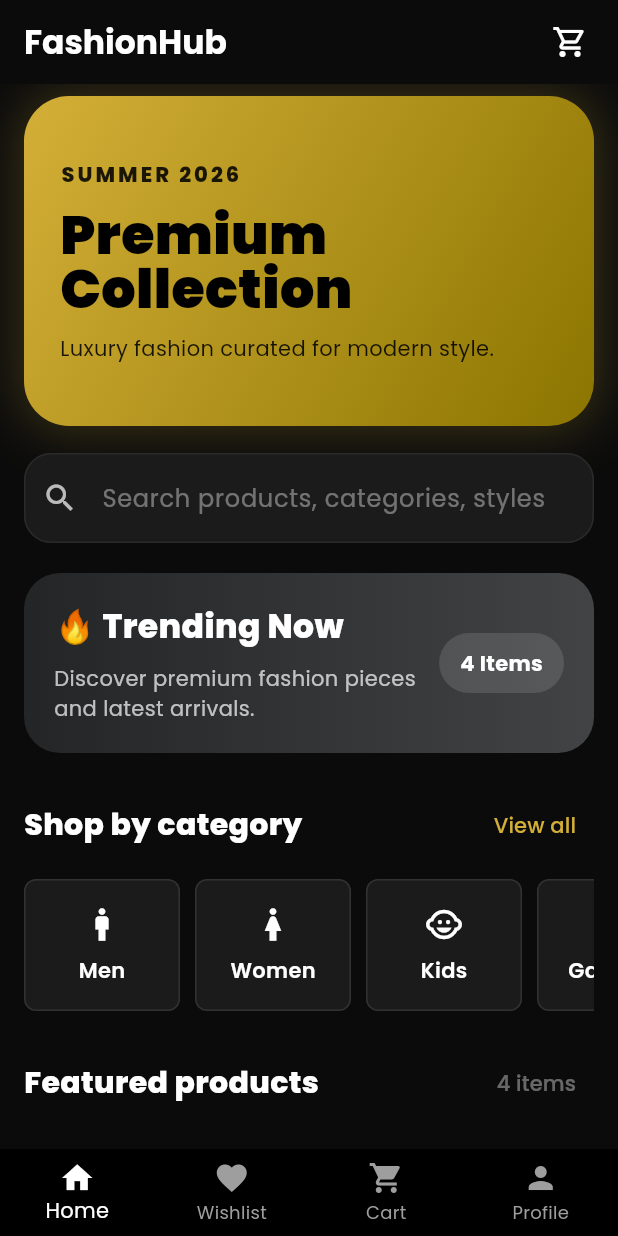
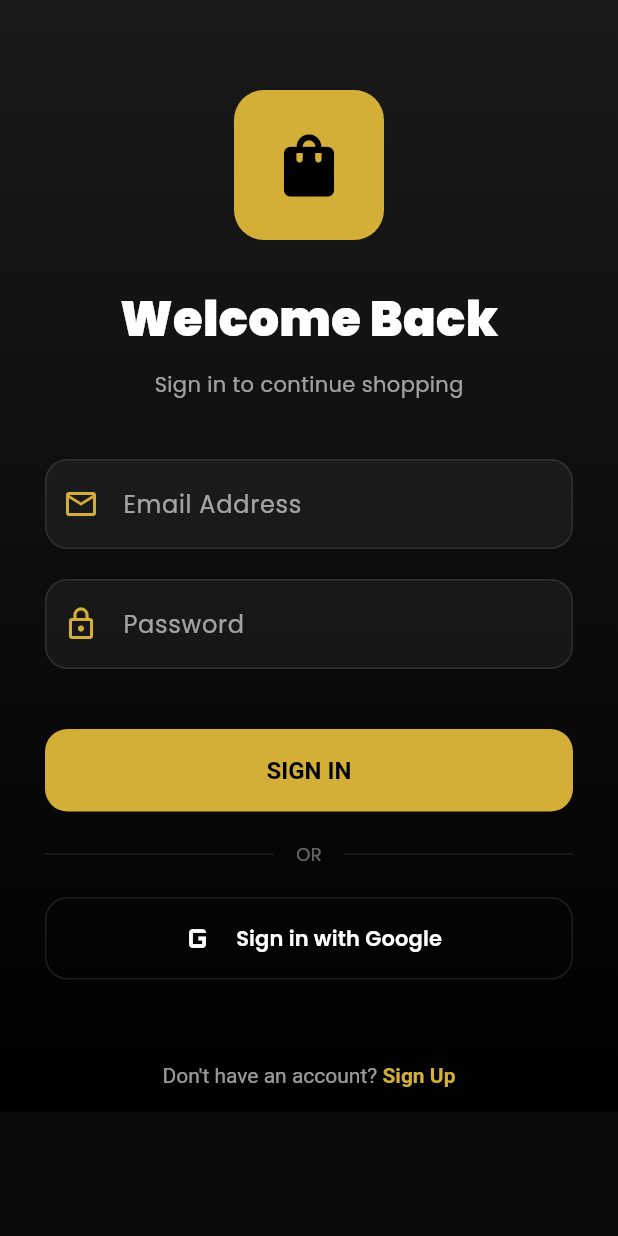
Before and after one commit to aviralMadhvan24/c2b-shopping-app, a Flutter app: the screen it shows after launch, on a phone screen of 412 x 824 dp. Run offline on Flutter 3.47's test engine with Material 3 defaults, Android fonts, the light colour scheme and no system bars; our stand-ins replace cloud_firestore, firebase_auth, firebase_core, google_fonts, google_sign_in; accounts and stored records are empty.

Commit message:
feat: implement core architecture and Firebase integration for product browsing and authentication

```diff
--- a/lib/main.dart
+++ b/lib/main.dart
@@ -7,6 +7,9 @@ import 'theme/app_theme.dart';
 import 'config/production_settings.dart';
 import 'repositories/app_repositories.dart';
 import 'screens/home_screen.dart';
+import 'screens/login_screen.dart';
+import 'data/product_seeder.dart';
+import 'package:firebase_auth/firebase_auth.dart';
 
 Future<void> main() async {
   WidgetsFlutterBinding.ensureInitialized();
@@ -15,6 +18,9 @@ Future<void> main() async {
     options: DefaultFirebaseOptions.currentPlatform,
   );
 
+  // Seed demo products if the database is empty
+  await ProductSeeder.seedProducts();
+
   debugPrint('=================================');
   debugPrint('Firebase Connected Successfully');
   debugPrint(
@@ -22,14 +28,14 @@ Future<void> main() async {
   );
   debugPrint('=================================');
 
-  runApp(const MyApp());
+  runApp(MyApp());
 }
 
 class MyApp extends StatelessWidget {
-  const MyApp({
+  MyApp({
     super.key,
-    this.repositories = const AppRepositories(),
-  });
+    AppRepositories? repositories,
+  }) : repositories = repositories ?? AppRepositories();
 
   final AppRepositories repositories;
 
@@ -45,8 +51,21 @@ class MyApp extends StatelessWidget {
         ),
       ),
 
-      home: HomeScreen(
-        repositories: repositories,
+      home: StreamBuilder<User?>(
+        stream: repositories.authRepository.authStateChanges,
+        builder: (context, snapshot) {
+          if (snapshot.connectionState == ConnectionState.waiting) {
+            return const Scaffold(
+              body: Center(child: CircularProgressIndicator()),
+            );
+          }
+
+          if (snapshot.hasData) {
+            return HomeScreen(repositories: repositories);
+          }
+
+          return LoginScreen(repositories: repositories);
+        },
       ),
     );
   }
--- a/lib/repositories/app_repositories.dart
+++ b/lib/repositories/app_repositories.dart
@@ -1,10 +1,14 @@
-import 'demo_product_repository.dart';
+import 'firebase_product_repository.dart';
 import 'product_repository.dart';
+import 'auth_repository.dart';
 
 class AppRepositories {
-  const AppRepositories({
-    this.productRepository = const DemoProductRepository(),
-  });
+  AppRepositories({
+    ProductRepository? productRepository,
+    AuthRepository? authRepository,
+  })  : productRepository = productRepository ?? FirebaseProductRepository(),
+        authRepository = authRepository ?? AuthRepository();
 
   final ProductRepository productRepository;
+  final AuthRepository authRepository;
 }
--- /dev/null
+++ b/lib/repositories/auth_repository.dart
@@ -0,0 +1,82 @@
+import 'package:firebase_auth/firebase_auth.dart';
+import 'package:google_sign_in/google_sign_in.dart';
+import 'package:cloud_firestore/cloud_firestore.dart';
+
+class AuthRepository {
+  final FirebaseAuth _auth;
+  final FirebaseFirestore _firestore;
+  final GoogleSignIn _googleSignIn;
+
+  AuthRepository({
+    FirebaseAuth? auth,
+    FirebaseFirestore? firestore,
+    GoogleSignIn? googleSignIn,
+  })  : _auth = auth ?? FirebaseAuth.instance,
+        _firestore = firestore ?? FirebaseFirestore.instance,
+        _googleSignIn = googleSignIn ?? GoogleSignIn();
+
+  Stream<User?> get authStateChanges => _auth.authStateChanges();
+
+  User? get currentUser => _auth.currentUser;
+
+  Future<UserCredential> signInWithEmail(String email, String password) async {
+    return await _auth.signInWithEmailAndPassword(
+      email: email,
+      password: password,
+    );
+  }
+
+  Future<UserCredential> signUpWithEmail(String email, String password, String name) async {
+    final credential = await _auth.createUserWithEmailAndPassword(
+      email: email,
+      password: password,
+    );
+
+    if (credential.user != null) {
+      await _createUserProfile(credential.user!, name);
+    }
+
+    return credential;
+  }
+
+  Future<UserCredential?> signInWithGoogle() async {
+    final GoogleSignInAccount? googleUser = await _googleSignIn.signIn();
+    if (googleUser == null) return null;
+
+    final GoogleSignInAuthentication googleAuth = await googleUser.authentication;
+    final AuthCredential credential = GoogleAuthProvider.credential(
+      accessToken: googleAuth.accessToken,
+      idToken: googleAuth.idToken,
+    );
+
+    final userCredential = await _auth.signInWithCredential(credential);
+
+    if (userCredential.user != null) {
+      // Check if profile exists, if not create it
+      final doc = await _firestore.collection('users').doc(userCredential.user!.uid).get();
+      if (!doc.exists) {
+        await _createUserProfile(userCredential.user!, googleUser.displayName ?? 'Google User');
+      }
+    }
+
+    return userCredential;
+  }
+
+  Future<void> _createUserProfile(User user, String name) async {
+    await _firestore.collection('users').doc(user.uid).set({
+      'uid': user.uid,
+      'name': name,
+      'email': user.email,
+      'phone': user.phoneNumber,
+      'createdAt': FieldValue.serverTimestamp(),
+      'defaultAddressId': null,
+    });
+  }
+
+  Future<void> signOut() async {
+    await Future.wait([
+      _auth.signOut(),
+      _googleSignIn.signOut(),
+    ]);
+  }
+}
--- /dev/null
+++ b/lib/screens/login_screen.dart
@@ -0,0 +1,258 @@
+import 'package:flutter/material.dart';
+import '../repositories/app_repositories.dart';
+import 'home_screen.dart';
+
+class LoginScreen extends StatefulWidget {
+  const LoginScreen({super.key, required this.repositories});
+
+  final AppRepositories repositories;
+
+  @override
+  State<LoginScreen> createState() => _LoginScreenState();
+}
+
+class _LoginScreenState extends State<LoginScreen> {
+  final _emailController = TextEditingController();
+  final _passwordController = TextEditingController();
+  final _nameController = TextEditingController();
+  final _formKey = GlobalKey<FormState>();
+
+  bool _isLogin = true;
+  bool _isLoading = false;
+
+  Future<void> _submit() async {
+    if (!_formKey.currentState!.validate()) return;
+
+    setState(() => _isLoading = true);
+
+    try {
+      if (_isLogin) {
+        await widget.repositories.authRepository.signInWithEmail(
+          _emailController.text.trim(),
+          _passwordController.text.trim(),
+        );
+      } else {
+        await widget.repositories.authRepository.signUpWithEmail(
+          _emailController.text.trim(),
+          _passwordController.text.trim(),
+          _nameController.text.trim(),
+        );
+      }
+
+      if (mounted) {
+        Navigator.pushReplacement(
+          context,
+          MaterialPageRoute(
+            builder: (_) => HomeScreen(repositories: widget.repositories),
+          ),
+        );
+      }
+    } catch (e) {
+      if (mounted) {
+        ScaffoldMessenger.of(context).showSnackBar(
+          SnackBar(content: Text(e.toString())),
+        );
+      }
+    } finally {
+      if (mounted) setState(() => _isLoading = false);
+    }
+  }
+
+  Future<void> _loginWithGoogle() async {
+    setState(() => _isLoading = true);
+    try {
+      final user = await widget.repositories.authRepository.signInWithGoogle();
+      if (user != null && mounted) {
+        Navigator.pushReplacement(
+          context,
+          MaterialPageRoute(
+            builder: (_) => HomeScreen(repositories: widget.repositories),
+          ),
+        );
+      }
+    } catch (e) {
+      if (mounted) {
+        ScaffoldMessenger.of(context).showSnackBar(
+          SnackBar(content: Text(e.toString())),
+        );
+      }
+    } finally {
+      if (mounted) setState(() => _isLoading = false);
+    }
+  }
+
+  @override
+  Widget build(BuildContext context) {
+    return Scaffold(
+      body: Container(
+        width: double.infinity,
+        decoration: const BoxDecoration(
+          gradient: LinearGradient(
+            begin: Alignment.topCenter,
+            end: Alignment.bottomCenter,
+            colors: [Color(0xFF1A1A1A), Color(0xFF000000)],
+          ),
+        ),
+        child: SafeArea(
+          child: SingleChildScrollView(
+            padding: const EdgeInsets.symmetric(horizontal: 30),
+            child: Form(
+              key: _formKey,
+              child: Column(
+                children: [
+                  const SizedBox(height: 60),
+                  // Logo Placeholder
+                  Container(
+                    height: 100,
+                    width: 100,
+                    decoration: BoxDecoration(
+                      color: const Color(0xFFD4AF37),
+                      borderRadius: BorderRadius.circular(20),
+                    ),
+                    child: const Icon(Icons.shopping_bag, size: 50, color: Colors.black),
+                  ),
+                  const SizedBox(height: 30),
+                  Text(
+                    _isLogin ? 'Welcome Back' : 'Create Account',
+                    style: const TextStyle(
+                      color: Colors.white,
+                      fontSize: 32,
+                      fontWeight: FontWeight.w900,
+                    ),
+                  ),
+                  const SizedBox(height: 10),
+                  Text(
+                    _isLogin ? 'Sign in to continue shopping' : 'Join our fashion community',
+                    style: const TextStyle(color: Colors.white60),
+                  ),
+                  const SizedBox(height: 40),
+                  if (!_isLogin)
+                    TextFormField(
+                      controller: _nameController,
+                      style: const TextStyle(color: Colors.white),
+                      decoration: _buildInputDecoration('Full Name', Icons.person_outline),
+                      validator: (v) => v!.isEmpty ? 'Please enter your name' : null,
+                    ),
+                  if (!_isLogin) const SizedBox(height: 20),
+                  TextFormField(
+                    controller: _emailController,
+                    style: const TextStyle(color: Colors.white),
+                    decoration: _buildInputDecoration('Email Address', Icons.email_outlined),
+                    validator: (v) => v!.isEmpty ? 'Please enter email' : null,
+                  ),
+                  const SizedBox(height: 20),
+                  TextFormField(
+                    controller: _passwordController,
+                    obscureText: true,
+                    style: const TextStyle(color: Colors.white),
+                    decoration: _buildInputDecoration('Password', Icons.lock_outline),
+                    validator: (v) => v!.length < 6 ? 'Password too short' : null,
+                  ),
+                  const SizedBox(height: 40),
+                  SizedBox(
+                    width: double.infinity,
+                    height: 55,
+                    child: ElevatedButton(
+                      onPressed: _isLoading ? null : _submit,
+                      style: ElevatedButton.styleFrom(
+                        backgroundColor: const Color(0xFFD4AF37),
+                        foregroundColor: Colors.black,
+                        shape: RoundedRectangleBorder(borderRadius: BorderRadius.circular(15)),
+                      ),
+                      child: _isLoading
+                          ? const CircularProgressIndicator(color: Colors.black)
+                          : Text(
+                              _isLogin ? 'SIGN IN' : 'SIGN UP',
+                              style: const TextStyle(fontWeight: FontWeight.bold, fontSize: 16),
+                            ),
+                    ),
+                  ),
+                  const SizedBox(height: 20),
+                  _buildDivider(),
+                  const SizedBox(height: 20),
+                  _buildGoogleButton(),
+                  const SizedBox(height: 40),
+                  TextButton(
+                    onPressed: () => setState(() => _isLogin = !_isLogin),
+                    child: RichText(
+                      text: TextSpan(
+                        text: _isLogin ? "Don't have an account? " : "Already have an account? ",
+                        style: const TextStyle(color: Colors.white60),
+                        children: [
+                          TextSpan(
+                            text: _isLogin ? 'Sign Up' : 'Login',
+                            style: const TextStyle(color: Color(0xFFD4AF37), fontWeight: FontWeight.bold),
+                          ),
+                        ],
+                      ),
+                    ),
+                  ),
+                ],
+              ),
+            ),
+          ),
+        ),
+      ),
+    );
+  }
+
+  InputDecoration _buildInputDecoration(String label, IconData icon) {
+    return InputDecoration(
+      labelText: label,
+      labelStyle: const TextStyle(color: Colors.white60),
+      prefixIcon: Icon(icon, color: const Color(0xFFD4AF37)),
+      filled: true,
+      fillColor: Colors.white.withOpacity(0.05),
+      border: OutlineInputBorder(
+        borderRadius: BorderRadius.circular(15),
+        borderSide: BorderSide.none,
+      ),
+      enabledBorder: OutlineInputBorder(
+        borderRadius: BorderRadius.circular(15),
+        borderSide: const BorderSide(color: Colors.white10),
+      ),
+      focusedBorder: OutlineInputBorder(
+        borderRadius: BorderRadius.circular(15),
+        borderSide: const BorderSide(color: Color(0xFFD4AF37)),
+      ),
+    );
+  }
+
+  Widget _buildDivider() {
+    return Row(
+      children: [
+        Expanded(child: Divider(color: Colors.white.withOpacity(0.1))),
+        const Padding(
+          padding: EdgeInsets.symmetric(horizontal: 15),
+          child: Text('OR', style: TextStyle(color: Colors.white38, fontSize: 12)),
+        ),
+        Expanded(child: Divider(color: Colors.white.withOpacity(0.1))),
+      ],
+    );
+  }
+
+  Widget _buildGoogleButton() {
+    return SizedBox(
+      width: double.infinity,
+      height: 55,
+      child: OutlinedButton(
+        onPressed: _isLoading ? null : _loginWithGoogle,
+        style: OutlinedButton.styleFrom(
+          side: const BorderSide(color: Colors.white10),
+          shape: RoundedRectangleBorder(borderRadius: BorderRadius.circular(15)),
+        ),
+        child: Row(
+          mainAxisAlignment: MainAxisAlignment.center,
+          children: [
+            const Icon(Icons.g_mobiledata, size: 30, color: Colors.white),
+            const SizedBox(width: 10),
+            Text(
+              _isLogin ? 'Sign in with Google' : 'Sign up with Google',
+              style: const TextStyle(color: Colors.white, fontWeight: FontWeight.w600),
+            ),
+          ],
+        ),
+      ),
+    );
+  }
+}
```
Also changed, not shown: lib/data/product_seeder.dart (added, +62 -0 lines), lib/models/product_model.dart (+29 -0 lines), lib/repositories/firebase_product_repository.dart (added, +49 -0 lines), lib/screens/home_screen.dart (+31 -12 lines).
